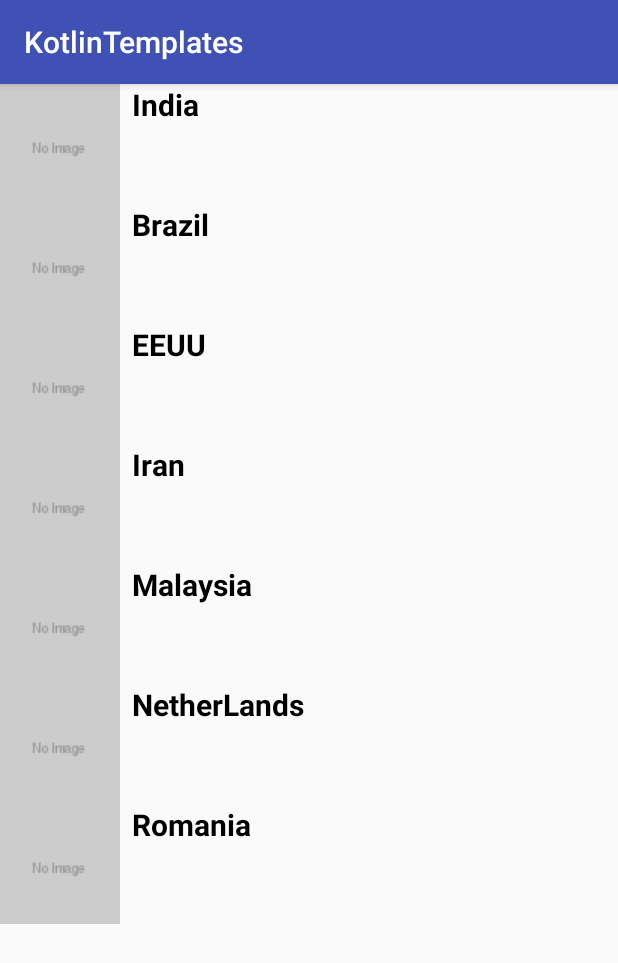
After one commit to chandragithub2014/KotlinTemplates, an Android app: the SimpleLazyListFragment screen opened directly, with no data from a screen before it, on a phone screen of 412 x 824 dp. The commit adds this screen. Shown: the top 963 px of the screen. Run offline under Robolectric (Android 15) with nearby library versions, the phone set to English and light mode, and no system bars; our stand-ins replace Picasso; pictures from the network do not load.

Commit message:
no message

```diff
--- a/KotlinTemplates/app/build.gradle
+++ b/KotlinTemplates/app/build.gradle
@@ -58,5 +58,7 @@ dependencies {
     implementation 'com.google.firebase:firebase-auth:16.0.2'
     implementation 'com.google.firebase:firebase-database:16.0.1'
     implementation 'com.firebaseui:firebase-ui-auth:4.1.0'
+    implementation 'eu.the4thfloor.volley:com.android.volley:2015.05.28'
+    implementation 'com.squareup.picasso:picasso:2.71828'
 }
 apply plugin: 'com.google.gms.google-services'
--- a/KotlinTemplates/app/src/main/java/com/kotlintemplates/Launcher/View/TemplateListFragment.kt
+++ b/KotlinTemplates/app/src/main/java/com/kotlintemplates/Launcher/View/TemplateListFragment.kt
@@ -23,6 +23,7 @@ import com.kotlintemplates.Login.view.LoginActivity
 
 
 import com.kotlintemplates.R
+import com.kotlintemplates.SimpleLazyList.Views.SimplyLazyListActivity
 
 // TODO: Rename parameter arguments, choose names that match
 // the fragment initialization parameters, e.g. ARG_ITEM_NUMBER
@@ -103,6 +104,9 @@ class TemplateListFragment : Fragment(),ClickListener {
         }else if(position==1){
             var difUtilIntent : Intent = Intent(activity,DiffUtilActivity::class.java)
             startActivity(difUtilIntent)
+        }else if(position==2) {
+            var lazyListIntent: Intent = Intent(activity, SimplyLazyListActivity::class.java)
+            startActivity(lazyListIntent)
         }
     }
 
--- a/KotlinTemplates/app/src/main/java/com/kotlintemplates/Launcher/ViewModel/TemplateViewModel.kt
+++ b/KotlinTemplates/app/src/main/java/com/kotlintemplates/Launcher/ViewModel/TemplateViewModel.kt
@@ -24,6 +24,7 @@ class TemplateViewModel : AndroidViewModel {
         val templateInfo = listOf(
                 TemplateModel("Login"),
                 TemplateModel("DiffUtilList"),
+                TemplateModel("Simple Lazy List"),
                 TemplateModel("Tab")
         )
     }
--- /dev/null
+++ b/KotlinTemplates/app/src/main/java/com/kotlintemplates/SimpleLazyList/Model/SimpleLazyModel.kt
@@ -0,0 +1,6 @@
+package com.kotlintemplates.SimpleLazyList.Model
+
+
+data class SimpleLazyModel(val title: String = "", val iconURL: String = ""){
+
+}
--- /dev/null
+++ b/KotlinTemplates/app/src/main/java/com/kotlintemplates/SimpleLazyList/ViewModel/SimpleLazyListViewModel.kt
@@ -0,0 +1,46 @@
+package com.kotlintemplates.SimpleLazyList.ViewModel
+
+import android.app.Application
+import android.arch.lifecycle.AndroidViewModel
+import android.arch.lifecycle.LiveData
+import android.arch.lifecycle.MutableLiveData
+import com.kotlintemplates.SimpleLazyList.Model.SimpleLazyModel
+import java.util.ArrayList
+
+class SimpleLazyListViewModel : AndroidViewModel {
+    private  var mAllLists: LiveData<List<SimpleLazyModel>>
+    constructor(application: Application) : super(application){
+        mAllLists = getSimpleListData()
+    }
+
+/*
+https://via.placeholder.com/80.png/09f/fff
+https://via.placeholder.com/80.png/0ff/fff
+https://via.placeholder.com/80.png/ff0000/fff
+https://via.placeholder.com/80.png/ffff00/fff
+https://via.placeholder.com/80.png/ff00ff/fff
+https://via.placeholder.com/80.png/0000ff/fff
+https://via.placeholder.com/80.png/#808080/fff
+ */
+    fun getSimpleListData(): LiveData<List<SimpleLazyModel>> {
+        val dataList = ArrayList<SimpleLazyModel>()
+        val images = arrayOf("https://via.placeholder.com/80.png/09f/fff","https://via.placeholder.com/80.png/0ff/fff",
+                "https://via.placeholder.com/80.png/ff0000/fff","https://via.placeholder.com/80.png/ff0000/fff",
+                "https://via.placeholder.com/80.png/ff00ff/fff","https://via.placeholder.com/80.png/0000ff/fff","https://via.placeholder.com/80.png/#808080/fff")
+        val titles = arrayOf("India", "Brazil", "EEUU", "Iran", "Malaysia", "NetherLands", "Romania")
+
+        var i = 0
+        while (i < titles.size && i < images.size) {
+            val temp = SimpleLazyModel(titles[i], images[i])
+            /*temp.iconId = images[i]
+            temp.title = titles[i]*/
+            dataList.add(temp)
+            i++
+
+        }
+        val data = MutableLiveData<List<SimpleLazyModel>>()
+        data.value = dataList
+        return data
+    }
+
+}
--- /dev/null
+++ b/KotlinTemplates/app/src/main/java/com/kotlintemplates/SimpleLazyList/Views/SimpleLazyListAdapter.kt
@@ -0,0 +1,69 @@
+package com.kotlintemplates.SimpleLazyList.Views
+
+import android.content.Context
+import android.support.v7.widget.RecyclerView
+import android.view.LayoutInflater
+import android.view.View
+import android.view.ViewGroup
+import android.widget.ImageView
+import com.kotlintemplates.Launcher.interfaces.ClickListener
+import com.kotlintemplates.R
+import com.kotlintemplates.SimpleLazyList.Model.SimpleLazyModel
+
+import com.squareup.picasso.Picasso
+import kotlinx.android.synthetic.main.simple_lazy_list_item.view.*
+
+
+class SimpleLazyListAdapter(val context: Context, val clickListener: ClickListener) : RecyclerView.Adapter<SimpleLazyListAdapter.SimpleLazyViewHolder>(){
+
+    private var  simpleLazyInfoList:List<SimpleLazyModel>?=null
+
+
+    override fun onCreateViewHolder(p0: ViewGroup, p1: Int): SimpleLazyViewHolder {
+        val view = LayoutInflater.from(context).inflate(R.layout.simple_lazy_list_item,p0,false)
+        return SimpleLazyViewHolder(view)
+    }
+
+
+    override fun onBindViewHolder(templateViewHolder: SimpleLazyViewHolder, pos: Int) {
+        val templateInfo = simpleLazyInfoList!![pos]
+        templateViewHolder.setData(templateInfo,pos)
+
+
+    }
+
+    public fun setListInfo(templateInfoList: List<SimpleLazyModel>){
+        this.simpleLazyInfoList = templateInfoList
+    }
+
+    override fun getItemCount(): Int {
+        return simpleLazyInfoList!!.size
+    }
+
+
+    inner class SimpleLazyViewHolder(itemView: View) : RecyclerView.ViewHolder(itemView){
+
+        var templateModel: SimpleLazyModel?=null
+        var currentPosition:Int = 0
+        private val myImageView: ImageView = itemView.findViewById<ImageView>(R.id.thumbnail)
+
+        init{
+
+            itemView.setOnClickListener{
+                clickListener.onClick(templateModel!!.title,currentPosition)
+            }
+        }
+
+        fun setData(templateModel: SimpleLazyModel?, pos: Int){
+            itemView.title.text = templateModel!!.title
+          //  Picasso.with(itemView.context).load(templateModel!!.iconURL).into(itemView.thumbnail)
+            Picasso.get()
+                    .load(templateModel!!.iconURL)
+                    .placeholder(R.drawable.dummy)
+                    .into(itemView.thumbnail)
+            this.templateModel = templateModel
+            this.currentPosition = pos
+        }
+
+    }
+}
--- /dev/null
+++ b/KotlinTemplates/app/src/main/java/com/kotlintemplates/SimpleLazyList/Views/SimpleLazyListFragment.kt
@@ -0,0 +1,105 @@
+package com.kotlintemplates.SimpleLazyList.Views
+
+
+import android.arch.lifecycle.Observer
+import android.arch.lifecycle.ViewModelProviders
+import android.os.Bundle
+import android.os.RecoverySystem
+import android.support.v4.app.Fragment
+import android.support.v7.widget.LinearLayoutManager
+import android.support.v7.widget.RecyclerView
+import android.view.LayoutInflater
+import android.view.View
+import android.view.ViewGroup
+import com.kotlintemplates.Launcher.Model.TemplateModel
+import com.kotlintemplates.Launcher.View.TemplateAdapter
+import com.kotlintemplates.Launcher.ViewModel.TemplateViewModel
+import com.kotlintemplates.Launcher.interfaces.ClickListener
+
+import com.kotlintemplates.R
+import com.kotlintemplates.SimpleLazyList.Model.SimpleLazyModel
+import com.kotlintemplates.SimpleLazyList.ViewModel.SimpleLazyListViewModel
+
+// TODO: Rename parameter arguments, choose names that match
+// the fragment initialization parameters, e.g. ARG_ITEM_NUMBER
+private const val ARG_PARAM1 = "param1"
+private const val ARG_PARAM2 = "param2"
+
+/**
+ * A simple [Fragment] subclass.
+ * Use the [SimpleLazyListFragment.newInstance] factory method to
+ * create an instance of this fragment.
+ *
+ */
+//http://www.technotalkative.com/lazy-productive-android-developer-part-5-image-loading-library/
+class SimpleLazyListFragment : Fragment(), ClickListener {
+    // TODO: Rename and change types of parameters
+    private var param1: String? = null
+    private var param2: String? = null
+    lateinit var myView: View
+    lateinit var simpleLazyListViewModel: SimpleLazyListViewModel
+
+    override fun onCreate(savedInstanceState: Bundle?) {
+        super.onCreate(savedInstanceState)
+        arguments?.let {
+            param1 = it.getString(ARG_PARAM1)
+            param2 = it.getString(ARG_PARAM2)
+        }
+        initViewModel()
+    }
+
+    override fun onCreateView(inflater: LayoutInflater, container: ViewGroup?,
+                              savedInstanceState: Bundle?): View? {
+        // Inflate the layout for this fragment
+        myView =  inflater.inflate(R.layout.fragment_simple_lazy_list, container, false)
+        initViews(myView)
+        setAdapter()
+        simpleLazyListViewModel.getSimpleListData().observe(this,object: Observer<List<SimpleLazyModel>>
+        {
+            override fun onChanged(t: List<SimpleLazyModel>?) {
+                simpleLazyListAdapter.setListInfo(t!!)
+            }
+        })
+        return  myView
+    }
+
+     lateinit var lazyRecyclerView: RecyclerView
+     fun initViews(view:View){
+         lazyRecyclerView = view.findViewById<RecyclerView>(R.id.simple_lazy_list)
+     }
+    private  fun initViewModel(){
+        simpleLazyListViewModel = ViewModelProviders.of(activity!!).get(SimpleLazyListViewModel::class.java)
+    }
+    lateinit var simpleLazyListAdapter: SimpleLazyListAdapter
+
+    fun setAdapter(){
+        simpleLazyListAdapter = SimpleLazyListAdapter(activity!!.applicationContext,this)
+        val layoutManager = LinearLayoutManager(activity)
+        lazyRecyclerView!!.layoutManager = layoutManager
+        lazyRecyclerView!!.adapter = simpleLazyListAdapter
+    }
+
+
+    override fun onClick(itemName: String, position: Int) {
+
+    }
+    companion object {
+        /**
+         * Use this factory method to create a new instance of
+         * this fragment using the provided parameters.
+         *
+         * @param param1 Parameter 1.
+         * @param param2 Parameter 2.
+         * @return A new instance of fragment SimpleLazyListFragment.
+         */
+        // TODO: Rename and change types and number of parameters
+        @JvmStatic
+        fun newInstance(param1: String, param2: String) =
+                SimpleLazyListFragment().apply {
+                    arguments = Bundle().apply {
+                        putString(ARG_PARAM1, param1)
+                        putString(ARG_PARAM2, param2)
+                    }
+                }
+    }
+}
--- /dev/null
+++ b/KotlinTemplates/app/src/main/java/com/kotlintemplates/SimpleLazyList/Views/SimplyLazyListActivity.kt
@@ -0,0 +1,15 @@
+package com.kotlintemplates.SimpleLazyList.Views
+
+import android.support.v7.app.AppCompatActivity
+import android.os.Bundle
+import com.kotlintemplates.DiffUtilList.View.DiffUtilFragment
+import com.kotlintemplates.R
+
+class SimplyLazyListActivity : AppCompatActivity() {
+
+    override fun onCreate(savedInstanceState: Bundle?) {
+        super.onCreate(savedInstanceState)
+        setContentView(R.layout.activity_simply_lazy_list)
+        supportFragmentManager.beginTransaction().replace(R.id.container_lazylist, SimpleLazyListFragment()).commit()
+    }
+}
--- /dev/null
+++ b/KotlinTemplates/app/src/main/res/layout/activity_simply_lazy_list.xml
@@ -0,0 +1,16 @@
+<?xml version="1.0" encoding="utf-8"?>
+<LinearLayout xmlns:android="http://schemas.android.com/apk/res/android"
+    xmlns:app="http://schemas.android.com/apk/res-auto"
+    xmlns:tools="http://schemas.android.com/tools"
+    android:layout_width="match_parent"
+    android:layout_height="match_parent"
+    android:orientation="vertical"
+    tools:context=".Login.view.LoginActivity">
+
+    <FrameLayout
+        android:layout_width="match_parent"
+        android:layout_height="match_parent"
+        android:layout_weight="55"
+        android:id="@+id/container_lazylist"></FrameLayout>
+
+</LinearLayout>
--- /dev/null
+++ b/KotlinTemplates/app/src/main/res/layout/fragment_simple_lazy_list.xml
@@ -0,0 +1,15 @@
+<?xml version="1.0" encoding="utf-8"?>
+<FrameLayout xmlns:android="http://schemas.android.com/apk/res/android"
+    xmlns:tools="http://schemas.android.com/tools"
+    android:layout_width="match_parent"
+    android:layout_height="match_parent"
+    tools:context=".SimpleLazyList.Views.SimpleLazyListFragment">
+
+    <android.support.v7.widget.RecyclerView
+        android:layout_width="match_parent"
+        android:layout_height="wrap_content"
+        android:id="@+id/simple_lazy_list">
+
+    </android.support.v7.widget.RecyclerView>
+
+</FrameLayout>
--- /dev/null
+++ b/KotlinTemplates/app/src/main/res/layout/simple_lazy_list_item.xml
@@ -0,0 +1,23 @@
+<?xml version="1.0" encoding="utf-8"?>
+<LinearLayout xmlns:android="http://schemas.android.com/apk/res/android"
+    android:layout_width="match_parent"
+    android:layout_height="wrap_content"
+    android:orientation="horizontal">
+
+    <ImageView
+        android:id="@+id/thumbnail"
+        android:layout_width="80dp"
+        android:layout_height="80dp"
+        android:layout_marginRight="8dp"
+        android:src="@mipmap/ic_launcher" />
+
+    <TextView
+        android:id="@+id/title"
+        android:layout_width="match_parent"
+        android:layout_height="wrap_content"
+        android:text="Sample"
+        android:textColor="@android:color/black"
+        android:textSize="20sp"
+        android:textStyle="bold" />
+
+</LinearLayout>
```
Also changed, not shown: KotlinTemplates/app/src/main/AndroidManifest.xml (+6 -2 lines), KotlinTemplates/app/src/main/res/drawable/dummy.png (added).
